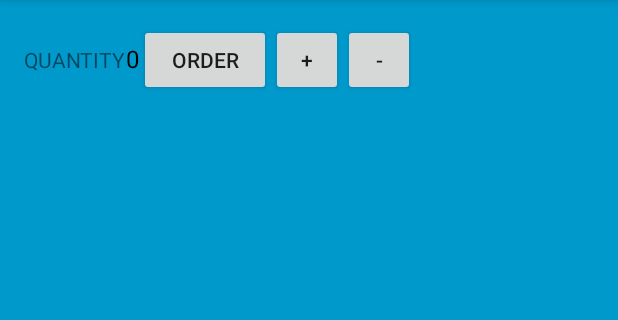
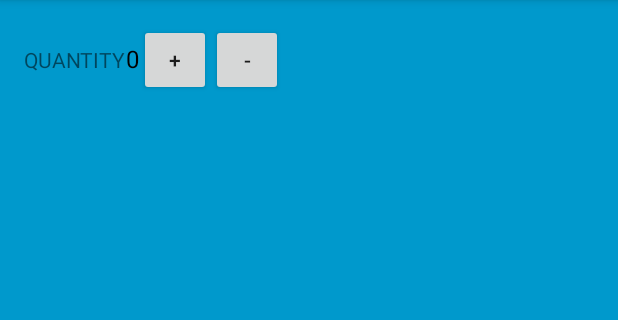
Before and after one commit to Rick-Myers/JustJava, an Android app: the screen it shows after launch (MainActivity), on a phone screen of 412 x 824 dp, the part 84-404 px from its top. Run offline under Robolectric (Android 15) with nearby library versions, the phone set to English and light mode, and no system bars.

Commit message:
Removed the order button.

```diff
--- a/app/src/main/res/layout/activity_main.xml
+++ b/app/src/main/res/layout/activity_main.xml
@@ -25,13 +25,6 @@
         android:layout_marginBottom="16dp"/>
 
     <Button
-        android:text="order"
-        android:textAllCaps="true"
-        android:layout_width="wrap_content"
-        android:layout_height="wrap_content"
-        android:onClick="submitOrder"/>
-
-    <Button
         android:text="+"
         android:textAllCaps="true"
         android:layout_width="48dp"
```
